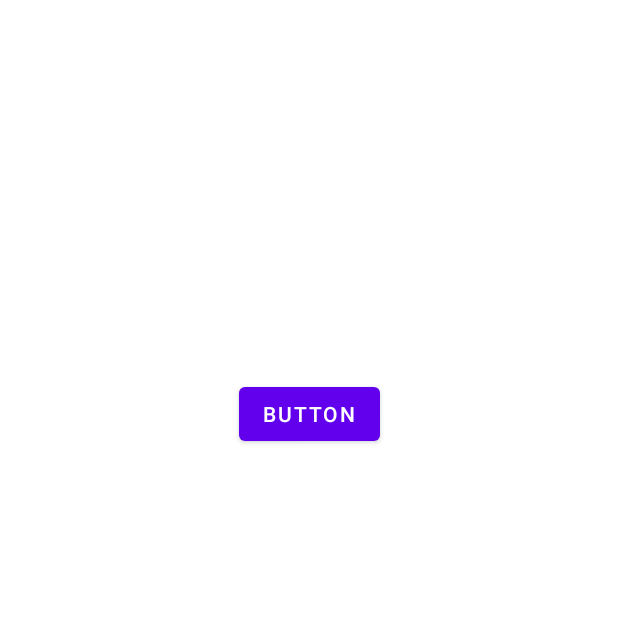
After one commit to dhruvpatidar359/Minimilistic-WallPaper-App, an Android app: the TestingActivity screen opened directly, with no data from a screen before it, on a phone screen of 412 x 824 dp, the top half of it. The commit adds this screen. Run offline under Robolectric (Android 15) with nearby library versions, the phone set to English and light mode, and no system bars; our stand-ins replace Picasso; pictures from the network do not load.

Commit message:
Second commit

```diff
--- /dev/null
+++ b/app/src/main/java/com/example/wallpaperapp/TestingActivity.java
@@ -0,0 +1,87 @@
+package com.example.wallpaperapp;
+
+import androidx.appcompat.app.AppCompatActivity;
+
+import android.app.DownloadManager;
+import android.content.Context;
+import android.content.Intent;
+import android.graphics.Bitmap;
+import android.graphics.drawable.Drawable;
+import android.net.Uri;
+import android.os.Build;
+import android.os.Bundle;
+import android.os.Environment;
+import android.util.Log;
+import android.view.View;
+import android.widget.Button;
+import android.widget.ImageView;
+import android.widget.Toast;
+
+import com.squareup.picasso.Picasso;
+import com.squareup.picasso.Target;
+
+import java.io.File;
+import java.io.FileNotFoundException;
+import java.io.FileOutputStream;
+import java.io.IOException;
+import java.util.Random;
+
+public class TestingActivity extends AppCompatActivity {
+Button button;
+ImageView img ;
+    @Override
+    protected void onCreate(Bundle savedInstanceState) {
+        super.onCreate(savedInstanceState);
+        setContentView(R.layout.activity_testing);
+
+        button = findViewById(R.id.button);
+        img = findViewById(R.id.imageView3);
+
+
+
+button.setOnClickListener(new View.OnClickListener() {
+    @Override
+    public void onClick(View view) {
+
+        DownlordImage("chutiya","https://media.istockphoto.com/photos/beautiful-emeraldcolored-glacial-rivers-of-iceland-taken-from-a-picture-id1202227531?s=612x612");
+
+
+
+    }
+});
+
+
+
+    }
+
+    void DownlordImage(String fileName , String imageUrl ){
+        try{
+            DownloadManager downloadManager = null;
+            downloadManager = (DownloadManager) getSystemService(Context.DOWNLOAD_SERVICE);
+
+            Uri downloaduri = Uri.parse(imageUrl);
+
+            DownloadManager.Request request = new DownloadManager.Request(downloaduri);
+
+            request.setAllowedNetworkTypes(DownloadManager.Request.NETWORK_MOBILE | DownloadManager.Request.NETWORK_WIFI)
+                    .setAllowedOverRoaming(false)
+                    .setTitle(fileName)
+                    .setMimeType("image/jpeg")
+                    .setNotificationVisibility(DownloadManager.Request.VISIBILITY_VISIBLE_NOTIFY_COMPLETED)
+                    .setDestinationInExternalPublicDir(Environment.DIRECTORY_PICTURES,File.separator+fileName+".jpg");
+
+            downloadManager.enqueue(request);
+            Toast.makeText(this, "Sala chal gaya", Toast.LENGTH_SHORT).show();
+
+
+        }
+
+        catch (Exception e){
+            Toast.makeText(this, "fail", Toast.LENGTH_SHORT).show();
+        }
+    }
+
+
+
+
+}
--- /dev/null
+++ b/app/src/main/res/layout/activity_testing.xml
@@ -0,0 +1,30 @@
+<?xml version="1.0" encoding="utf-8"?>
+<androidx.constraintlayout.widget.ConstraintLayout xmlns:android="http://schemas.android.com/apk/res/android"
+    xmlns:app="http://schemas.android.com/apk/res-auto"
+    xmlns:tools="http://schemas.android.com/tools"
+    android:layout_width="match_parent"
+    android:layout_height="match_parent"
+    tools:context=".TestingActivity">
+
+    <ImageView
+        android:id="@+id/imageView3"
+        android:layout_width="wrap_content"
+        android:layout_height="wrap_content"
+        android:layout_marginBottom="272dp"
+        app:layout_constraintBottom_toBottomOf="parent"
+        app:layout_constraintEnd_toEndOf="parent"
+        app:layout_constraintStart_toStartOf="parent"
+        tools:srcCompat="@tools:sample/avatars" />
+
+    <Button
+        android:id="@+id/button"
+        android:layout_width="wrap_content"
+        android:layout_height="wrap_content"
+        android:layout_marginTop="141dp"
+        android:layout_marginBottom="142dp"
+        android:text="Button"
+        app:layout_constraintBottom_toTopOf="@+id/imageView3"
+        app:layout_constraintEnd_toEndOf="parent"
+        app:layout_constraintStart_toStartOf="parent"
+        app:layout_constraintTop_toTopOf="parent" />
+</androidx.constraintlayout.widget.ConstraintLayout>
```
Also changed, not shown: app/src/main/AndroidManifest.xml (+9 -2 lines), app/src/main/java/com/example/wallpaperapp/ui/categories/CategoriesFragment.java (+47 -2 lines).
